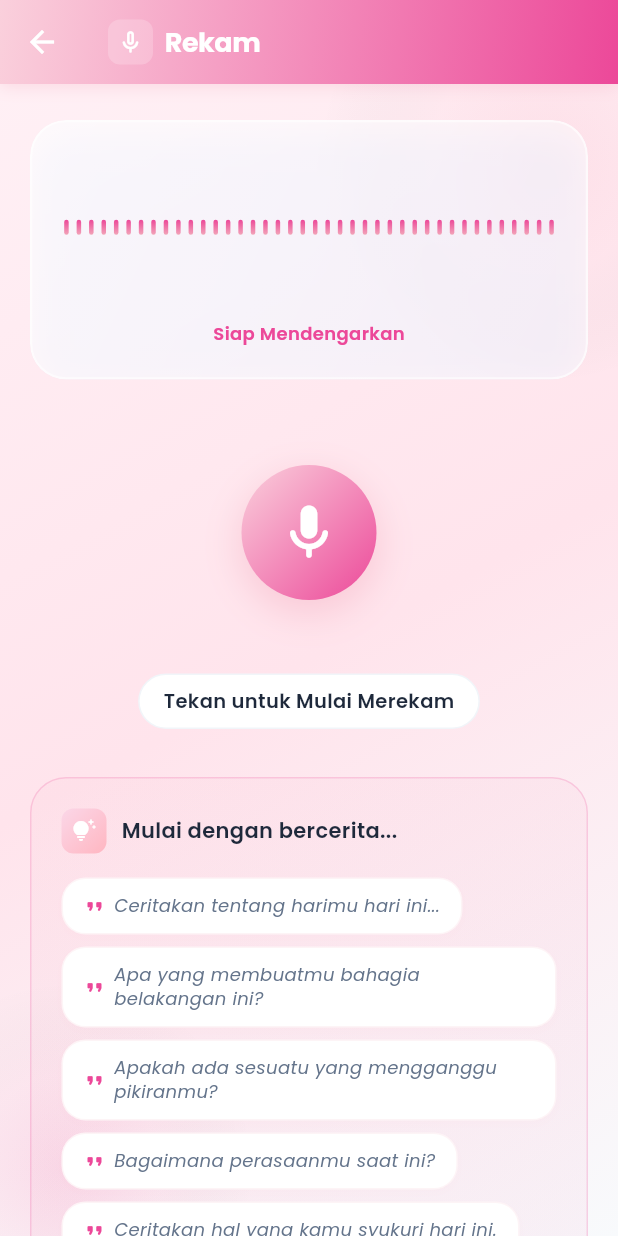
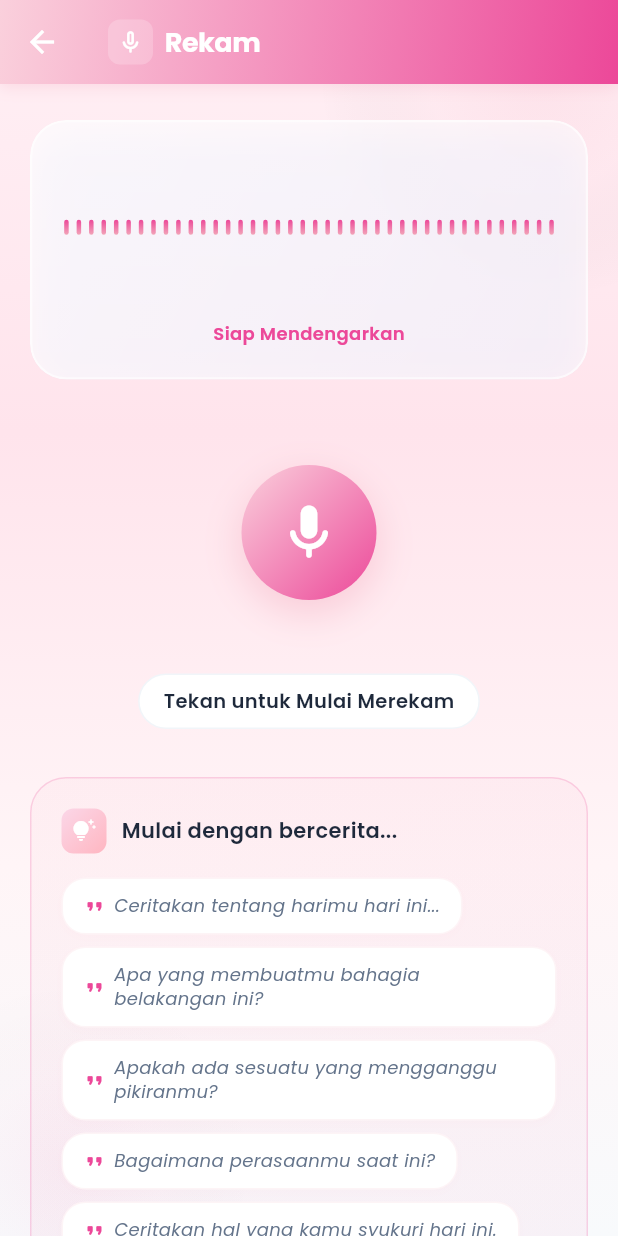
Before and after one commit to syahrul-kustiawan-alzayyan/fem_psychmonitor, a Flutter app: the VoiceDetectionScreen screen opened directly, on a phone screen of 412 x 824 dp. Run offline on Flutter 3.47's test engine with Material 3 defaults, Android fonts, the phone set to English and light mode, and no system bars; our stand-ins replace cloud_firestore, file_picker, firebase_auth, firebase_core, fl_chart, google_fonts and 4 more; missing offline and left inert: flutter_litert, flutter_litert_flex, purchases_flutter, record; accounts and stored records are empty; network calls fail.

Commit message:
fix detection screen

```diff
--- a/lib/l10n/app_localizations.dart
+++ b/lib/l10n/app_localizations.dart
@@ -33,6 +33,7 @@ class AppLocalizations {
       'yes': 'Ya',
       'no': 'Tidak',
       'close': 'Tutup',
+      'done': 'Selesai',
       'back': 'Kembali',
       'edit': 'Edit',
       'delete': 'Hapus',
@@ -552,6 +553,7 @@ class AppLocalizations {
       'yes': 'Yes',
       'no': 'No',
       'close': 'Close',
+      'done': 'Done',
       'back': 'Back',
       'edit': 'Edit',
       'delete': 'Delete',
--- a/lib/screens/voice_detection_screen.dart
+++ b/lib/screens/voice_detection_screen.dart
@@ -259,12 +259,14 @@ class _VoiceDetectionScreenState extends State<VoiceDetectionScreen>
 
   @override
   Widget build(BuildContext context) {
-    return Scaffold(
-      backgroundColor: Colors.transparent,
-      appBar: _buildAppBar(context),
-      body: GradientBackground(
-        useOverlay: true,
-        child: SafeArea(
+    return GradientBackground(
+      useOverlay: true,
+      child: Scaffold(
+        backgroundColor: Colors.transparent,
+        extendBodyBehindAppBar: true,
+        extendBody: true,
+        appBar: _buildAppBar(context),
+        body: SafeArea(
           bottom: false,
           child: SingleChildScrollView(
             padding: const EdgeInsets.symmetric(
@@ -296,7 +298,7 @@ class _VoiceDetectionScreenState extends State<VoiceDetectionScreen>
             ),
           ),
         ),
-      ), // End GradientBackground
+      ),
     );
   }
 
--- a/lib/theme/app_theme.dart
+++ b/lib/theme/app_theme.dart
@@ -77,11 +77,12 @@ class AppTheme {
     colors: [
       Color(0xFFFFF0F5), // Lavender blush
       Color(0xFFFFE4EC), // Light pink
+      Color(0xFFFFF5F7), // Very light pink
       Color(0xFFF8FAFC), // Off-white
     ],
-    begin: Alignment.topLeft,
-    end: Alignment.bottomRight,
-    stops: [0.0, 0.5, 1.0],
+    begin: Alignment.topCenter,
+    end: Alignment.bottomCenter,
+    stops: [0.0, 0.35, 0.7, 1.0],
   );
 
   static const LinearGradient darkGradientBackground = LinearGradient(
--- a/lib/widgets/gradient_background.dart
+++ b/lib/widgets/gradient_background.dart
@@ -62,8 +62,8 @@ class GradientBackground extends StatelessWidget {
                       shape: BoxShape.circle,
                       gradient: RadialGradient(
                         colors: [
-                          AppTheme.secondaryColor.withValues(alpha: 0.12),
-                          AppTheme.secondaryColor.withValues(alpha: 0.04),
+                          AppTheme.secondaryColor.withValues(alpha: 0.06),
+                          AppTheme.secondaryColor.withValues(alpha: 0.02),
                           Colors.transparent,
                         ],
                       ),
```
Also changed, not shown: lib/screens/live_detection_screen.dart (+5 -2 lines), lib/screens/result_screen.dart (+30 -28 lines), .qwen/settings.json, 1 other file.
